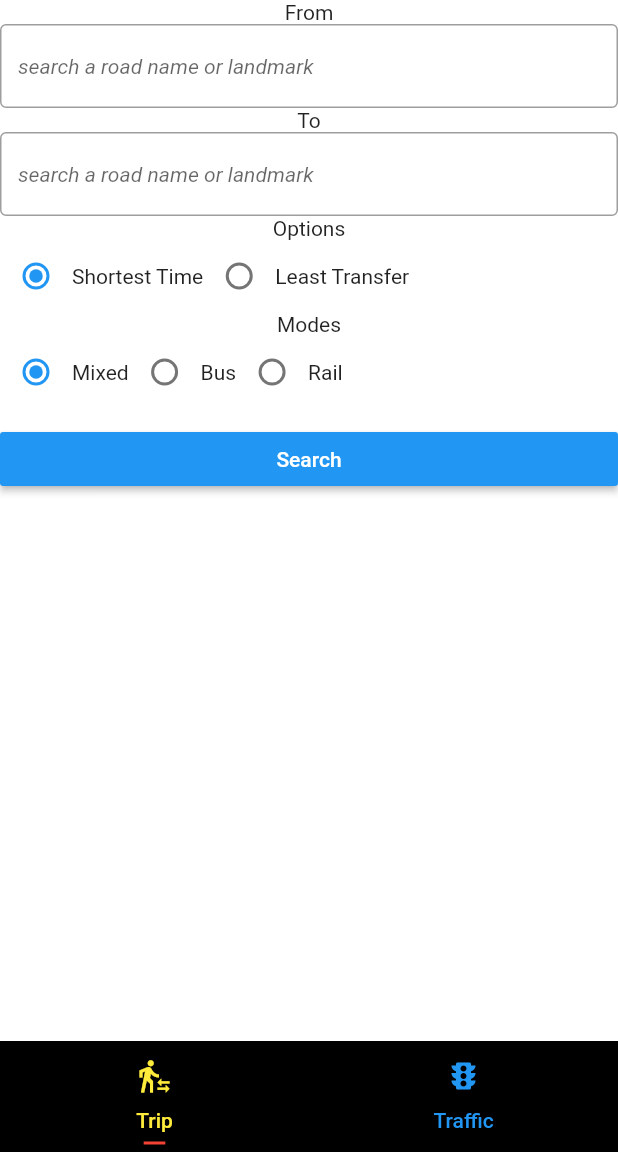
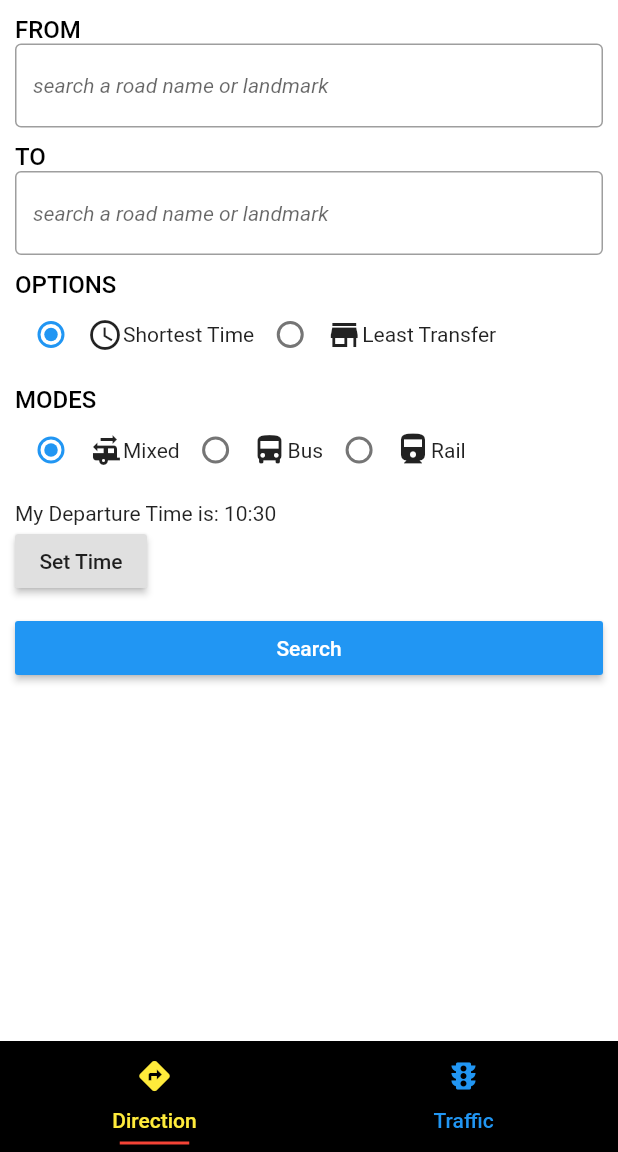
Before and after one commit to arma7x/myrapidplanmyjourney, a Flutter app: the screen it shows after launch, on a phone screen of 412 x 824 dp, the part 84-1236 px from its top. Run offline on Flutter 3.47's test engine with Material 2 defaults, Android fonts, the light colour scheme and no system bars; drawn by our look-alikes of flutter_typeahead; our stand-ins replace cached_network_image.

Commit message:
WIP trip planner

```diff
--- a/lib/main.dart
+++ b/lib/main.dart
@@ -45,8 +45,8 @@ class _MyHomePageState extends State<MyHomePage> {
         bottomNavigationBar: new TabBar(
           tabs: [
             Tab(
-              icon: new Icon(Icons.transfer_within_a_station),
-              text: 'Trip',
+              icon: new Icon(Icons.directions),
+              text: 'Direction',
             ),
             Tab(
               icon: new Icon(Icons.traffic),
--- a/lib/navigation/fragments/plan_my_journey.dart
+++ b/lib/navigation/fragments/plan_my_journey.dart
@@ -15,9 +15,9 @@ class _PlanMyJourneyState extends State<PlanMyJourney> with AutomaticKeepAliveCl
   final TextEditingController _fromController = TextEditingController();
   Map<String, String> to = {};
   final TextEditingController _toController = TextEditingController();
-  String time = ''; //(HH:mm:ss)
-  String mode = ''; //(bus || rail || ""[mixed])
-  String type = ''; //(leasttransit[Least Transfer]) || ""[Shortes Time])
+  String time = TimeOfDay.now().toString().replaceAll('TimeOfDay(', '').replaceAll(')', '');
+  String mode = '';
+  String type = '';
 
   _PlanMyJourneyState();
 
@@ -41,6 +41,24 @@ class _PlanMyJourneyState extends State<PlanMyJourney> with AutomaticKeepAliveCl
     return <dynamic>[];
   }
 
+  Future<Null> _selectTime(BuildContext context) async {
+    final TimeOfDay picked = await showTimePicker(
+      context: context,
+      initialTime: TimeOfDay.now(),
+      builder: (BuildContext context, Widget child) {
+        return MediaQuery(
+          data: MediaQuery.of(context).copyWith(alwaysUse24HourFormat: true),
+          child: child,
+        );
+      },
+    );
+    if (picked != null) {
+      setState(() {
+        time = picked.toString().replaceAll('TimeOfDay(', '').replaceAll(')', '');
+      });
+    }
+  }
+
   @override
   void dispose() {
     _fromController.dispose();
@@ -54,8 +72,25 @@ class _PlanMyJourneyState extends State<PlanMyJourney> with AutomaticKeepAliveCl
     return new Container(
       color: Colors.white,
       child: new Column(
+        mainAxisAlignment: MainAxisAlignment.start,
+        crossAxisAlignment: CrossAxisAlignment.start,
         children: <Widget>[
-          new Text("From"),
+          new SizedBox(height: 10.0),
+          Container(
+            margin: EdgeInsets.fromLTRB(10.0, 0.0, 10.0, 0.0),
+            child: new Column(
+              mainAxisAlignment: MainAxisAlignment.start,
+              crossAxisAlignment: CrossAxisAlignment.start,
+              children: <Widget>[
+                new Text(
+                  "FROM",
+                  style: Theme.of(context).textTheme.body2.merge(TextStyle(
+                    color: Colors.black,
+                    fontSize: 16.0,
+                    fontWeight: FontWeight.w500,
+                    )
+                  )
+                ),
                 TypeAheadField(
                   textFieldConfiguration: TextFieldConfiguration(
                     autofocus: false,
@@ -74,7 +109,7 @@ class _PlanMyJourneyState extends State<PlanMyJourney> with AutomaticKeepAliveCl
                     return ListTile(
                       leading: Icon(Icons.my_location),
                       title: Text(suggestion['label']),
-                subtitle: Text('\$${suggestion['id']}'),
+                      subtitle: Text(suggestion['id']),
                     );
                   },
                   onSuggestionSelected: (suggestion) {
@@ -90,8 +125,26 @@ class _PlanMyJourneyState extends State<PlanMyJourney> with AutomaticKeepAliveCl
                     setState(() { from = tempFrom; });
                     _fromController.text = from['label'];
                   },
+                )
+              ]
+            )
           ),
-          new Text("To"),
+          new SizedBox(height: 10.0),
+          Container(
+            margin: EdgeInsets.fromLTRB(10.0, 0.0, 10.0, 0.0),
+            child: new Column(
+              mainAxisAlignment: MainAxisAlignment.start,
+              crossAxisAlignment: CrossAxisAlignment.start,
+              children: <Widget>[
+                new Text(
+                  "TO",
+                  style: Theme.of(context).textTheme.body2.merge(TextStyle(
+                    color: Colors.black,
+                    fontSize: 16.0,
+                    fontWeight: FontWeight.w500,
+                    )
+                  )
+                ),
                 TypeAheadField(
                   textFieldConfiguration: TextFieldConfiguration(
                     autofocus: false,
@@ -110,7 +163,7 @@ class _PlanMyJourneyState extends State<PlanMyJourney> with AutomaticKeepAliveCl
                     return ListTile(
                       leading: Icon(Icons.my_location),
                       title: Text(suggestion['label']),
-                subtitle: Text('\$${suggestion['id']}'),
+                      subtitle: Text(suggestion['id']),
                     );
                   },
                   onSuggestionSelected: (suggestion) {
@@ -126,8 +179,26 @@ class _PlanMyJourneyState extends State<PlanMyJourney> with AutomaticKeepAliveCl
                     setState(() { to = tempTo; });
                     _toController.text = to['label'];
                   },
+                )
+              ]
+            )
           ),
-          new Text('Options'),
+          new SizedBox(height: 10.0),
+          Container(
+            margin: EdgeInsets.fromLTRB(10.0, 0.0, 10.0, 0.0),
+            child: new Column(
+              mainAxisAlignment: MainAxisAlignment.start,
+              crossAxisAlignment: CrossAxisAlignment.start,
+              children: <Widget>[
+                new Text(
+                  'OPTIONS',
+                  style: Theme.of(context).textTheme.body2.merge(TextStyle(
+                    color: Colors.black,
+                    fontSize: 16.0,
+                    fontWeight: FontWeight.w500,
+                    )
+                  )
+                ),
                 new Row(
                   children: <Widget>[
                     new Row(
@@ -141,7 +212,12 @@ class _PlanMyJourneyState extends State<PlanMyJourney> with AutomaticKeepAliveCl
                             setState(() { type = ''; });
                           },
                         ),
+                        new Row(
+                          children: <Widget>[
+                            new Icon(Icons.access_time),
                             const Text('Shortest Time')
+                          ]
+                        )
                       ]
                     ),
                     new Row(
@@ -154,12 +230,35 @@ class _PlanMyJourneyState extends State<PlanMyJourney> with AutomaticKeepAliveCl
                             setState(() { type = 'leasttransit'; });
                           },
                         ),
+                        new Row(
+                          children: <Widget>[
+                            new Icon(Icons.store_mall_directory),
                             const Text('Least Transfer')
+                          ]
+                        )
                       ]
                     ),
                   ],
+                )
+              ]
+            )
           ),
-          new Text('Modes'),
+          new SizedBox(height: 10.0),
+          Container(
+            margin: EdgeInsets.fromLTRB(10.0, 0.0, 10.0, 0.0),
+            child: new Column(
+              mainAxisAlignment: MainAxisAlignment.start,
+              crossAxisAlignment: CrossAxisAlignment.start,
+              children: <Widget>[
+                new Text(
+                  'MODES',
+                  style: Theme.of(context).textTheme.body2.merge(TextStyle(
+                    color: Colors.black,
+                    fontSize: 16.0,
+                    fontWeight: FontWeight.w500,
+                    )
+                  )
+                ),
                 new Row(
                   children: <Widget>[
                     new Row(
@@ -173,7 +272,12 @@ class _PlanMyJourneyState extends State<PlanMyJourney> with AutomaticKeepAliveCl
                             setState(() { mode = ''; });
                           },
                         ),
+                        new Row(
+                          children: <Widget>[
+                            new Icon(Icons.rv_hookup),
                             const Text('Mixed')
+                          ]
+                        )
                       ]
                     ),
                     new Row(
@@ -186,7 +290,13 @@ class _PlanMyJourneyState extends State<PlanMyJourney> with AutomaticKeepAliveCl
                             setState(() { mode = 'bus'; });
                           },
                         ),
+                        new Row(
+                          children: <Widget>[
+                            new Icon(Icons.directions_bus),
                             const Text('Bus')
+                          ]
+                        )
+
                       ]
                     ),
                     new Row(
@@ -199,13 +309,37 @@ class _PlanMyJourneyState extends State<PlanMyJourney> with AutomaticKeepAliveCl
                             setState(() { mode = 'rail'; });
                           },
                         ),
+                        new Row(
+                          children: <Widget>[
+                            new Icon(Icons.directions_railway),
                             const Text('Rail')
+                          ]
+                        )
                       ]
                     ),
                   ],
                 ),
+              ]
+            )
+          ),
+          new SizedBox(height: 10.0),
           Container(
-            padding: EdgeInsets.fromLTRB(0.0, 10.0, 0.0, 0.0),
+            margin: EdgeInsets.fromLTRB(10.0, 0.0, 10.0, 0.0),
+            child: Column(
+              mainAxisAlignment: MainAxisAlignment.start,
+              crossAxisAlignment: CrossAxisAlignment.start,
+              children: <Widget>[
+                Text('My Departure Time is: ' + time),
+                RaisedButton(
+                  onPressed: () => _selectTime(context),
+                  child: Text('Set Time'),
+                ),
+              ],
+            )
+          ),
+          new SizedBox(height: 10.0),
+          Container(
+            margin: EdgeInsets.fromLTRB(10.0, 0.0, 10.0, 0.0),
             alignment: Alignment.center,
             child: SizedBox(
               width: double.infinity, // match_parent
@@ -229,7 +363,7 @@ class _PlanMyJourneyState extends State<PlanMyJourney> with AutomaticKeepAliveCl
                   if (to['lng'] != null) {
                     query['tlng'] = to['lng'];
                   }
-                  query['time'] = time;
+                  query['time'] = time + ':00';
                   query['mode'] = mode;
                   query['type'] = type;
                   print(query);
```
Also changed, not shown: lib/navigation/fragments/service_status.dart (+11 -11 lines), lib/widgets/service_status_widget.dart (+9 -9 lines), 1 other file. Lines whose indentation alone changed are shown as unchanged.
